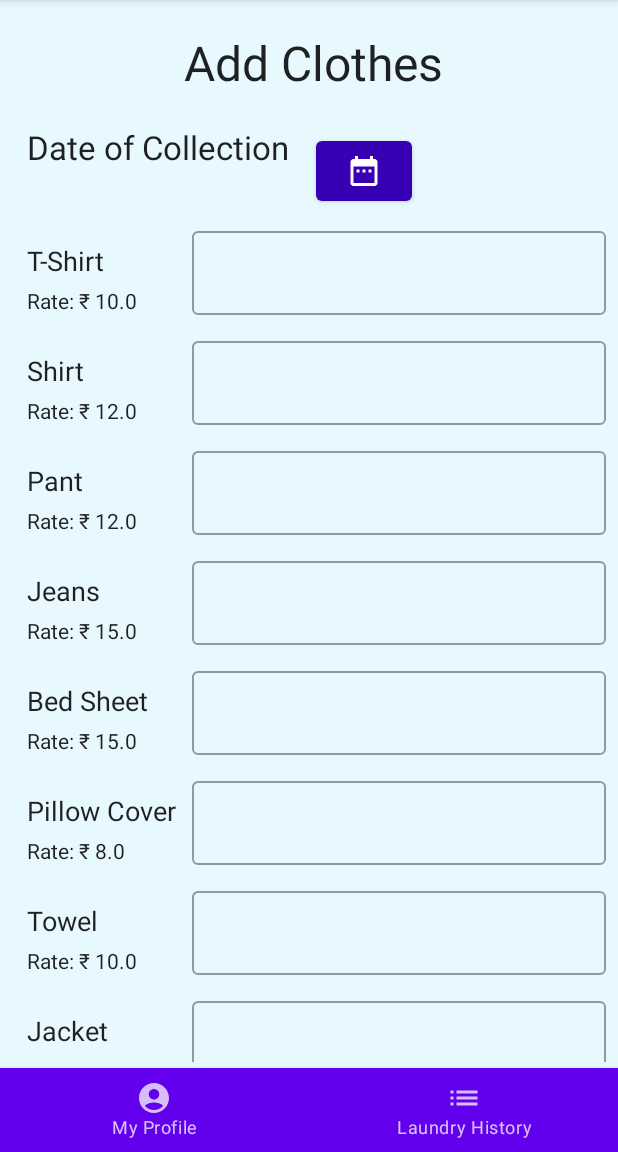
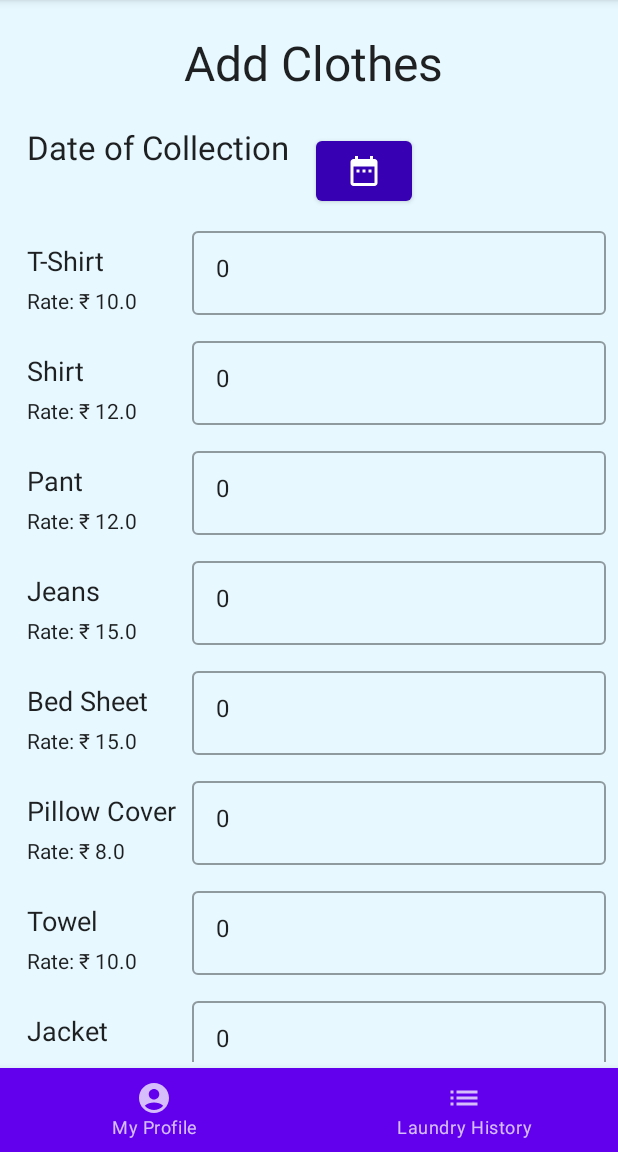
Before and after one commit to Code-R57/LaundryBill, an Android app built with Jetpack Compose: the screen it shows after launch (MainActivity), after a tap on "Add Cloth", on a phone screen of 412 x 824 dp, the part 84-1236 px from its top. Run offline under Robolectric (Android 15) with nearby library versions, the light colour scheme and no system bars; our stand-ins replace Room's generated code, livedata-compose; libraries missing offline, so code that uses them is left out: com.afollestad.date, com.afollestad.materialdialogs.

Commit message:
Fixed Edit Option

```diff
--- a/app/src/main/java/com/example/laundrybill/MainActivity.kt
+++ b/app/src/main/java/com/example/laundrybill/MainActivity.kt
@@ -101,8 +101,8 @@ fun Navigation(
                 type = NavType.LongType
                 defaultValue = -1L
             })
-        ) {
-            it.arguments?.getLong("itemId")?.let {
+        ) { navBackStackEntry ->
+            navBackStackEntry.arguments?.getLong("itemId")?.let {
                 AddLaundryScreen(
                     itemId = it,
                     viewModel = addLaundryViewModel,
--- a/app/src/main/java/com/example/laundrybill/MainUI.kt
+++ b/app/src/main/java/com/example/laundrybill/MainUI.kt
@@ -28,7 +28,6 @@ fun MainScreen(
     laundryHistoryViewModel: LaundryHistoryViewModel
 ) {
     val scaffoldState = rememberScaffoldState(rememberDrawerState(DrawerValue.Closed))
-    val scope = rememberCoroutineScope()
     val navController = rememberNavController()
 
     val items = listOf(
--- a/app/src/main/java/com/example/laundrybill/Utils.kt
+++ b/app/src/main/java/com/example/laundrybill/Utils.kt
@@ -1,6 +1,4 @@
 package com.example.laundrybill
-
-import android.util.Log
 
 fun routeBuilder(route: String, itemId: Long): String {
     return ("$route?itemId=$itemId")
@@ -29,15 +27,22 @@ fun dateFormatter(day: Int, month: Int, year: Int): String {
     result += "$year"
     result += if (month < 9) " 0${month + 1}" else " ${month + 1}"
     result += if (day < 10) " 0${day}" else " $day"
-    Log.i("myInfo", result)
     return result
 }
 
 fun stringToIntArray(string: String): MutableList<Int> {
     val stringList: List<String> = string.trim().split(" ")
-    var resultArray: MutableList<Int> = mutableListOf()
+    val resultArray: MutableList<Int> = mutableListOf()
     stringList.forEach {
         resultArray.add(it.toInt())
     }
     return resultArray
 }
+
+fun intArrayToString(intArray: IntArray): String {
+    var resultString = ""
+    intArray.forEach {
+        resultString += "$it "
+    }
+    return resultString.trim()
+}
--- a/app/src/main/java/com/example/laundrybill/addlaundry/AddLaundryScreen.kt
+++ b/app/src/main/java/com/example/laundrybill/addlaundry/AddLaundryScreen.kt
@@ -1,6 +1,5 @@
 package com.example.laundrybill.addlaundry
 
-import android.util.Log
 import android.widget.Toast
 import androidx.compose.foundation.layout.*
 import androidx.compose.foundation.lazy.LazyColumn
@@ -41,6 +40,7 @@ import com.example.laundrybill.convertIsoFormatToDate
 import com.example.laundrybill.database.Laundry
 import com.example.laundrybill.dateFormatter
 import com.example.laundrybill.stringToIntArray
+import java.util.*
 
 @ExperimentalComposeUiApi
 @Composable
@@ -53,7 +53,7 @@ fun AddLaundryScreen(
     viewModel.initialize(itemId)
     val laundryItem: Laundry by viewModel.laundryItem.observeAsState(Laundry())
     val currentDate: String? by viewModel.currentDate.observeAsState()
-    var clothNumber = IntArray(clothList.size) { 0 }
+    val clothNumber = IntArray(clothList.size) { 0 }
 
     Column(
         Modifier
@@ -82,18 +82,17 @@ fun AddLaundryScreen(
                     .padding(6.dp)
             )
         }
-        val values = stringToIntArray(laundryItem.clothesQuantity)
         LazyColumn(modifier = Modifier.fillMaxWidth()) {
             item {
                 CalendarInput(laundryItem)
             }
-
+            val values = stringToIntArray(laundryItem.clothesQuantity)
             itemsIndexed(clothList) { index, cloth ->
-                ClothListInput(cloth, clothNumber, index)
+                ClothListInput(cloth, clothNumber, index, values[index].toString())
             }
 
             item {
-                Row{
+                Row {
                     Spacer(modifier = Modifier.weight(1f))
                     Button(
                         onClick = {
@@ -104,7 +103,6 @@ fun AddLaundryScreen(
                                 laundryItem.totalClothes += number
                                 laundryItem.totalAmount += (clothList[index].second * number)
                                 laundryItem.clothesQuantity += "$number "
-                                Log.i("myInfo", laundryItem.clothesQuantity)
                             }
                             if (itemId == -1L) {
                                 viewModel.onAddClicked(laundryItem)
@@ -145,7 +143,7 @@ private fun CalendarInput(laundryItem: Laundry) {
         val context = LocalContext.current
         Button(onClick = {
             MaterialDialog(context).show {
-                datePicker { _, date ->
+                datePicker(minDate = Calendar.getInstance()) { _, date ->
                     laundryItem.collectionDate =
                         dateFormatter(date.dayOfMonth, date.month, date.year)
                 }
@@ -158,8 +156,8 @@ private fun CalendarInput(laundryItem: Laundry) {
 
 @ExperimentalComposeUiApi
 @Composable
-fun ClothListInput(cloth: Pair<String, Double>, clothNumber: IntArray, index: Int) {
-    val inputValue = remember { mutableStateOf("") }
+fun ClothListInput(cloth: Pair<String, Double>, clothNumber: IntArray, index: Int, value: String) {
+    val inputValue = remember { mutableStateOf(value) }
     Box(contentAlignment = Alignment.Center) {
         Row(
             Modifier
@@ -216,6 +214,6 @@ val clothList = listOf(
     Pair("Bed Sheet", 15.00),
     Pair("Pillow Cover", 8.00),
     Pair("Towel", 10.00),
-    Pair("Jacket", 15.00),
+    Pair("Jacket", 18.00),
     Pair("Blanket", 40.00)
 )
--- a/app/src/main/java/com/example/laundrybill/addlaundry/AddLaundryViewModel.kt
+++ b/app/src/main/java/com/example/laundrybill/addlaundry/AddLaundryViewModel.kt
@@ -51,12 +51,12 @@ class AddLaundryViewModel(val database: LaundryDao, application: Application) :
         }
     }
 
-    private suspend fun getItem(itemId: Long): Laundry {
-        return withContext(Dispatchers.IO) {
+    private fun getItem(itemId: Long): Laundry {
+        return runBlocking(Dispatchers.IO) {
             if (itemId != -1L) {
-                return@withContext database.getLaundryItem(itemId)
+                return@runBlocking database.getLaundryItem(itemId)
             } else {
-                return@withContext Laundry()
+                return@runBlocking Laundry()
             }
         }
     }
--- a/app/src/main/java/com/example/laundrybill/database/Laundry.kt
+++ b/app/src/main/java/com/example/laundrybill/database/Laundry.kt
@@ -3,6 +3,8 @@ package com.example.laundrybill.database
 import androidx.room.ColumnInfo
 import androidx.room.Entity
 import androidx.room.PrimaryKey
+import com.example.laundrybill.addlaundry.clothList
+import com.example.laundrybill.intArrayToString
 
 @Entity(tableName = "laundry_data")
 data class Laundry(
@@ -24,5 +26,5 @@ data class Laundry(
     var status: String = "Pending",
 
     @ColumnInfo(name = "clothes_quantity")
-    var clothesQuantity: String = "0 0 0 0 0 0 0 0 0"
+    var clothesQuantity: String = intArrayToString(IntArray(clothList.size) { 0 })
 )
--- a/app/src/main/java/com/example/laundrybill/laundryhistory/LaundryHistoryViewModel.kt
+++ b/app/src/main/java/com/example/laundrybill/laundryhistory/LaundryHistoryViewModel.kt
@@ -22,8 +22,6 @@ class LaundryHistoryViewModel(val database: LaundryDao, application: Application
     val collectedLaundryList: LiveData<List<Laundry>>
         get() = _collectedLaundryList
 
-    private val coroutineScope = CoroutineScope(viewModelJob + Dispatchers.Main)
-
     private suspend fun getCollectedList(): List<Laundry>? {
         return withContext(Dispatchers.IO) {
             return@withContext database.getCollectedLaundryItem()
--- a/app/src/main/java/com/example/laundrybill/myprofile/MyProfileViewModel.kt
+++ b/app/src/main/java/com/example/laundrybill/myprofile/MyProfileViewModel.kt
@@ -36,8 +36,6 @@ class MyProfileViewModel(val database: LaundryDao, application: Application) : V
         get() = _isDarkMode
 
     var collectedLaundryList: List<Laundry>? = listOf()
-
-    private val coroutineScope = CoroutineScope(viewModelJob + Dispatchers.Main)
 
     private suspend fun delete(itemId: Long) {
         return withContext(Dispatchers.IO) {
```
Also changed, not shown: app/src/main/java/com/example/laundrybill/myprofile/MyProfileScreen.kt (+5 -4 lines).
